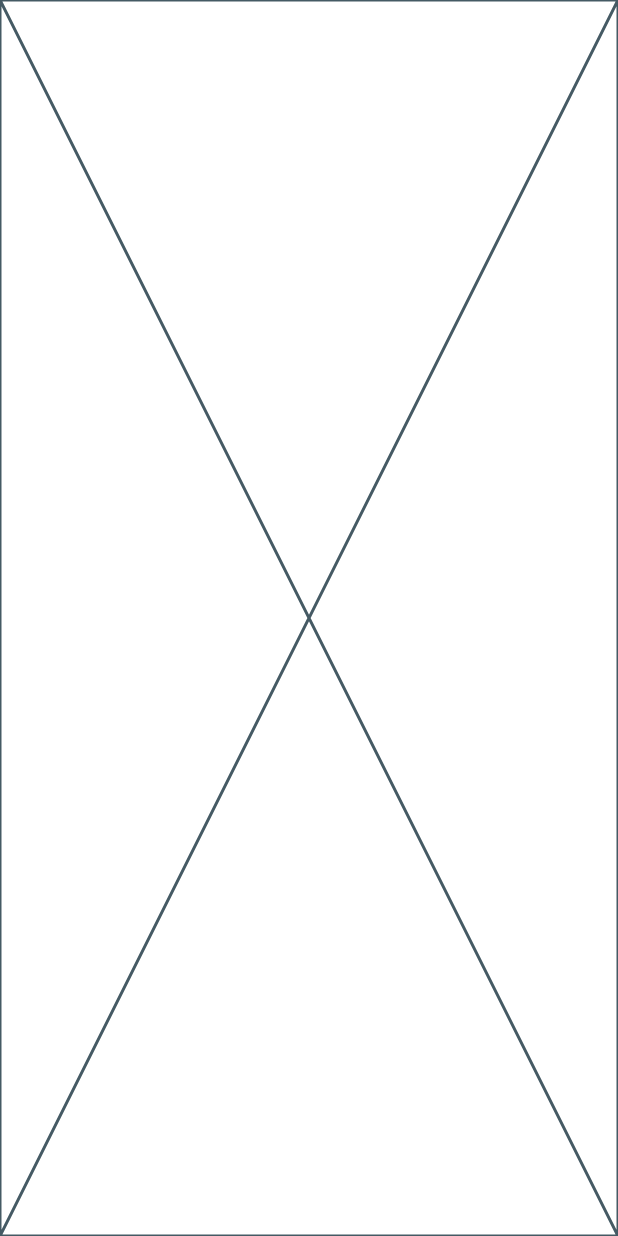
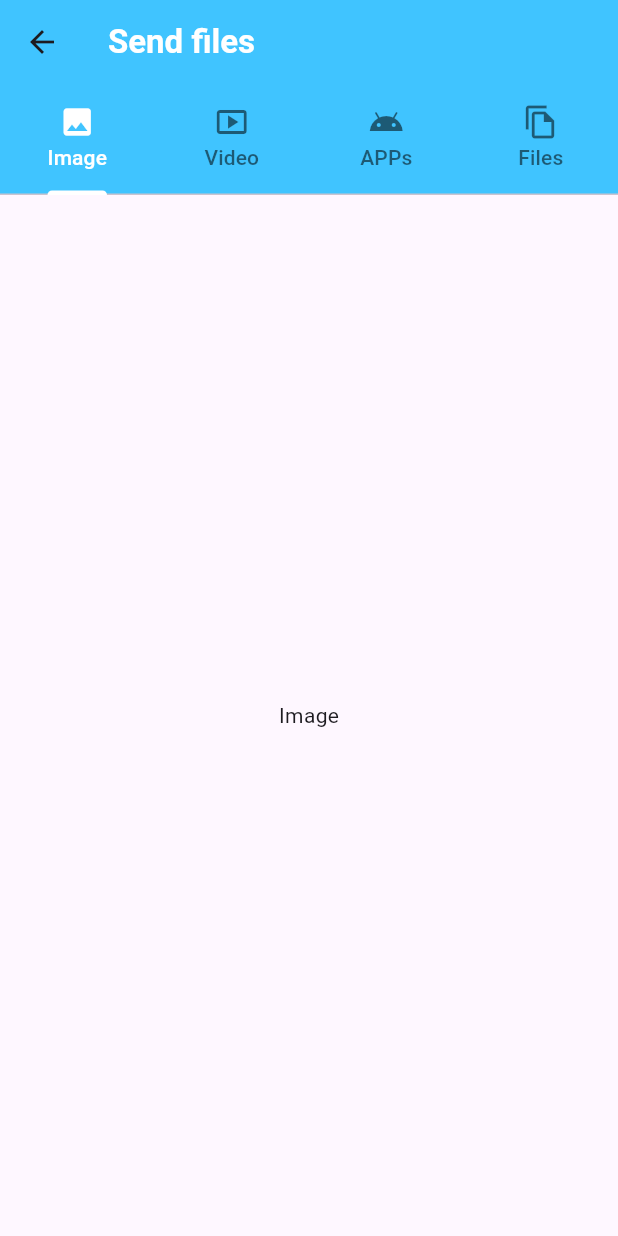
Before and after one commit to sayedulmorsalin/easyshare, a Flutter app: the screen it shows after launch, after a tap on "Send", on a phone screen of 412 x 824 dp. Run offline on Flutter 3.47's test engine with Material 3 defaults, Android fonts, the phone set to English and light mode, and no system bars.

Commit message:
sender page tab bar design complete

```diff
--- a/lib/HomePage.dart
+++ b/lib/HomePage.dart
@@ -1,6 +1,6 @@
 
-import 'package:easyshare/views/image_receiver.dart';
-import 'package:easyshare/views/image_sender.dart';
+import 'package:easyshare/views/receive_file.dart';
+import 'package:easyshare/views/send_file.dart';
 import 'package:flutter/material.dart';
 
 class Homepage extends StatefulWidget {
@@ -31,15 +31,15 @@ class _HomepageState extends State<Homepage> {
                 borderRadius: BorderRadius.circular(12),
                 onTap: () {
 
-                  Navigator.of(context).push(MaterialPageRoute(builder: (context)=> ImageSender()));
+                  Navigator.of(context).push(MaterialPageRoute(builder: (context)=> SendFile()));
                 },
                 child: Column(
                   mainAxisSize: MainAxisSize.min,
                   children: [
                     Icon(
                       Icons.send,
-                      size: 48,
-                      color: Colors.blue,
+                      size: 78,
+                      color: Colors.lightBlueAccent,
                     ),
                     SizedBox(height: 6),
                     Text(
@@ -57,15 +57,15 @@ class _HomepageState extends State<Homepage> {
                 borderRadius: BorderRadius.circular(12),
                 onTap: () {
 
-                  Navigator.of(context).push(MaterialPageRoute(builder: (context) => ImageReceiver()));
+                  Navigator.of(context).push(MaterialPageRoute(builder: (context) => ReceiveFile()));
                 },
                 child: Column(
                   mainAxisSize: MainAxisSize.min,
                   children: [
                     Icon(
                       Icons.get_app,
-                      size: 48,
-                      color: Colors.blue,
+                      size: 78,
+                      color: Colors.lightBlueAccent,
                     ),
                     SizedBox(height: 6),
                     Text(
--- a/lib/views/image_receiver.dart
+++ /dev/null
@@ -1,15 +0,0 @@
-import 'package:flutter/material.dart';
-
-class ImageReceiver extends StatefulWidget {
-  const ImageReceiver({super.key});
-
-  @override
-  State<ImageReceiver> createState() => _ImageReceiverState();
-}
-
-class _ImageReceiverState extends State<ImageReceiver> {
-  @override
-  Widget build(BuildContext context) {
-    return const Placeholder();
-  }
-}
--- a/lib/views/image_sender.dart
+++ /dev/null
@@ -1,15 +0,0 @@
-import 'package:flutter/material.dart';
-
-class ImageSender extends StatefulWidget {
-  const ImageSender({super.key});
-
-  @override
-  State<ImageSender> createState() => _ImageSenderState();
-}
-
-class _ImageSenderState extends State<ImageSender> {
-  @override
-  Widget build(BuildContext context) {
-    return const Placeholder();
-  }
-}
--- /dev/null
+++ b/lib/views/receive_file.dart
@@ -0,0 +1,14 @@
+import 'package:flutter/material.dart';
+class ReceiveFile extends StatefulWidget {
+  const ReceiveFile({super.key});
+
+  @override
+  State<ReceiveFile> createState() => _ReceiveFileState();
+}
+
+class _ReceiveFileState extends State<ReceiveFile> {
+  @override
+  Widget build(BuildContext context) {
+    return const Placeholder();
+  }
+}
--- /dev/null
+++ b/lib/views/send_file.dart
@@ -0,0 +1,40 @@
+import 'package:flutter/material.dart';
+class SendFile extends StatefulWidget {
+  const SendFile({super.key});
+
+  @override
+  State<SendFile> createState() => _SendFileState();
+}
+
+class _SendFileState extends State<SendFile> {
+  @override
+  Widget build(BuildContext context) {
+    return DefaultTabController(
+      initialIndex: 0,
+      length: 4,
+      child:
+        Scaffold(
+          appBar: AppBar(
+            title: Text("Send files",style: TextStyle(fontWeight: FontWeight.bold,color: Colors.white),),
+            backgroundColor: Colors.lightBlueAccent,
+            bottom: TabBar(
+                labelColor: Colors.white,
+                unselectedLabelColor: Colors.black54,
+                indicatorColor: Colors.white,
+                tabs: [
+                  Tab(text: "Image", icon: Icon(Icons.image,),),
+                  Tab(text: "Video", icon: Icon(Icons.smart_display_outlined,),),
+                  Tab(text: "APPs", icon: Icon(Icons.android,),),
+                  Tab(text: "Files", icon: Icon(Icons.file_copy_outlined, ),),
+            ]),
+          ),
+          body: TabBarView(children: [
+            Center(child: Text("Image"),),
+            Center(child: Text("video"),),
+            Center(child: Text("app"),),
+            Center(child: Text("file"),),
+          ]),
+        ),
+    );
+  }
+}
```
